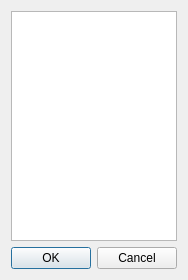
This is designer_ui_files/customTabsDialogUi.ui in cibr-jyu/meggie as Qt 5 draws it before an edit. The edited form follows.
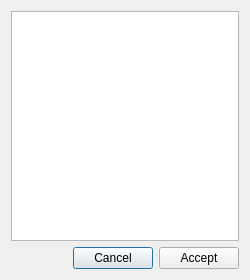
This is the edited form.

```diff
--- a/designer_ui_files/customTabsDialogUi.ui
+++ b/designer_ui_files/customTabsDialogUi.ui
@@ -6,7 +6,7 @@
    <rect>
     <x>0</x>
     <y>0</y>
-    <width>188</width>
+    <width>250</width>
     <height>280</height>
    </rect>
   </property>
@@ -14,16 +14,6 @@
    <string>Meggie - Custom tabs</string>
   </property>
   <layout class="QGridLayout" name="gridLayout">
-   <item row="1" column="0">
-    <widget class="QDialogButtonBox" name="buttonBox">
-     <property name="orientation">
-      <enum>Qt::Horizontal</enum>
-     </property>
-     <property name="standardButtons">
-      <set>QDialogButtonBox::Cancel|QDialogButtonBox::Ok</set>
-     </property>
-    </widget>
-   </item>
    <item row="0" column="0">
     <widget class="QListWidget" name="listWidgetTabs">
      <property name="dragDropMode">
@@ -37,6 +27,37 @@
      </property>
     </widget>
    </item>
+   <item row="1" column="0">
+    <layout class="QHBoxLayout" name="horizontalLayout">
+     <item>
+      <spacer name="horizontalSpacer">
+       <property name="orientation">
+        <enum>Qt::Horizontal</enum>
+       </property>
+       <property name="sizeHint" stdset="0">
+        <size>
+         <width>40</width>
+         <height>20</height>
+        </size>
+       </property>
+      </spacer>
+     </item>
+     <item>
+      <widget class="QPushButton" name="pushButtonCancel">
+       <property name="text">
+        <string>Cancel</string>
+       </property>
+      </widget>
+     </item>
+     <item>
+      <widget class="QPushButton" name="pushButtonAccept">
+       <property name="text">
+        <string>Accept</string>
+       </property>
+      </widget>
+     </item>
+    </layout>
+   </item>
   </layout>
  </widget>
  <resources/>
```
Left out of the diff: 29 changed lines with no effect on the pictures.
